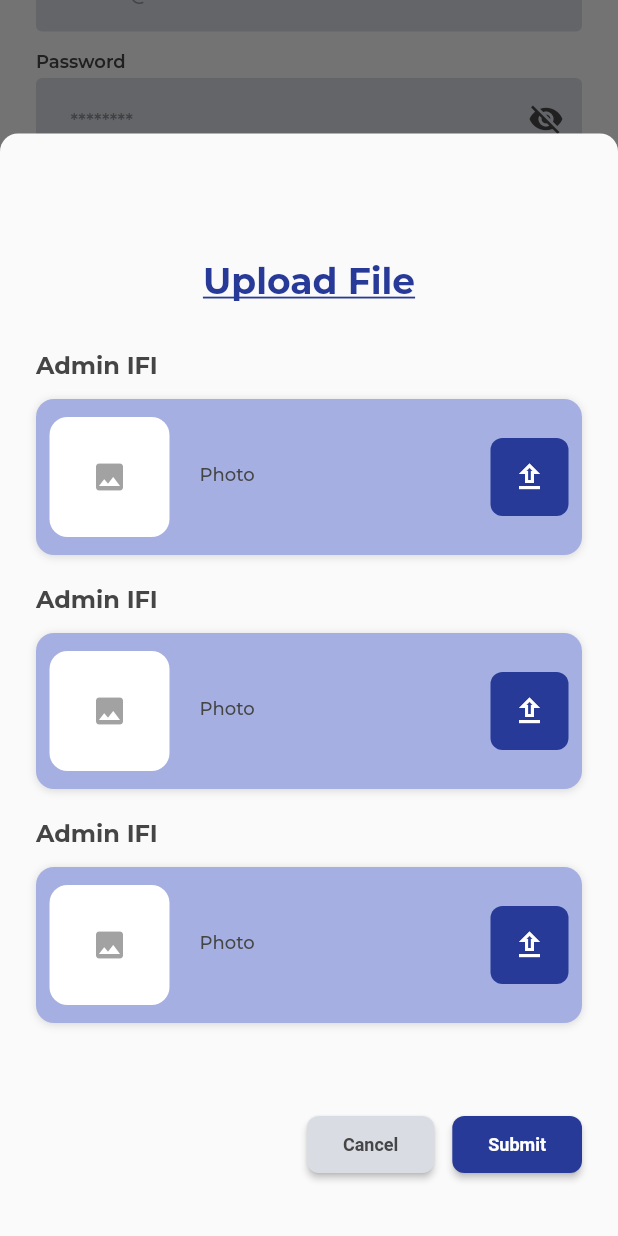
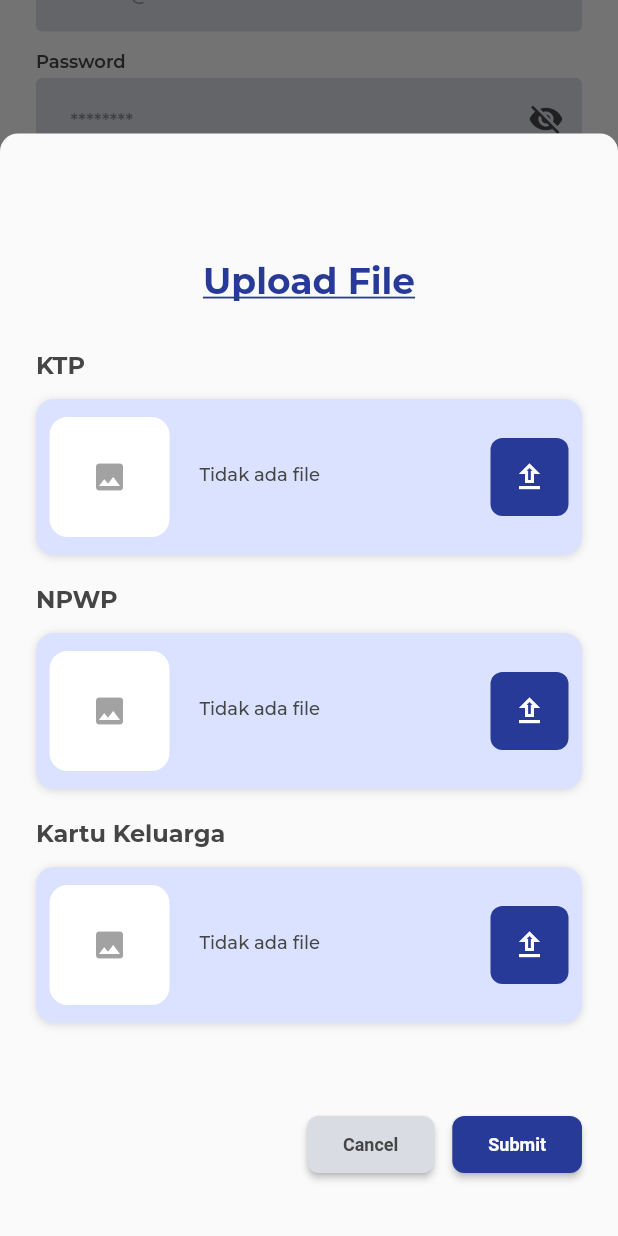
Before and after one commit to fadilmuh22/ifi_lms, a Flutter app: the screen it shows after launch, item 2 of the bottom bar chosen, scrolled down 576 dp, after a tap on "Unggah File Identitas", on a phone screen of 412 x 824 dp. Run offline on Flutter 3.47's test engine with Material 2 defaults, Android fonts, the phone set to English and light mode, and no system bars; our stand-ins replace dio, flutter_riverpod, flutter_slidable, syncfusion_flutter_calendar.

Commit message:
chore: updating/migrating flutter and packages to the newest

```diff
--- a/lib/main.dart
+++ b/lib/main.dart
@@ -29,11 +29,12 @@ class MyApp extends StatelessWidget {
         primarySwatch: Colors.blue,
         backgroundColor: ColorsUtil.background,
         textTheme: TextTheme(
-            labelMedium: TextStyle(
-          color: ColorsUtil.font,
-          fontSize: 12.0,
-          fontWeight: FontWeight.w600,
-        )),
+          labelMedium: TextStyle(
+            color: ColorsUtil.font,
+            fontSize: 12.0,
+            fontWeight: FontWeight.w600,
+          ),
+        ),
         inputDecorationTheme: InputDecorationTheme(
           alignLabelWithHint: false,
           floatingLabelBehavior: FloatingLabelBehavior.never,
@@ -126,7 +127,7 @@ class _HomeBottomNavState extends State<HomeBottomNav>
               actions: [
                 IconButton(
                   icon: const Icon(
-                    CustomIcons.setting_schedule,
+                    CustomIcons.settingSchedule,
                   ),
                   onPressed: () {},
                 ),
@@ -157,11 +158,6 @@ class _HomeBottomNavState extends State<HomeBottomNav>
               child: Container(
                 width: 60,
                 height: 60,
-                child: Icon(
-                  Icons.add,
-                  size: 32,
-                  color: Theme.of(context).colorScheme.onPrimary,
-                ),
                 decoration: const BoxDecoration(
                   shape: BoxShape.circle,
                   gradient: LinearGradient(
@@ -173,6 +169,11 @@ class _HomeBottomNavState extends State<HomeBottomNav>
                     end: Alignment(1, 1),
                     tileMode: TileMode.mirror,
                   ),
+                ),
+                child: Icon(
+                  Icons.add,
+                  size: 32,
+                  color: Theme.of(context).colorScheme.onPrimary,
                 ),
               ),
               onPressed: () {
--- a/lib/screens/classes_screen.dart
+++ b/lib/screens/classes_screen.dart
@@ -42,7 +42,7 @@ class _ClassesScreenState extends State<ClassesScreen>
               IconButton(
                 constraints: const BoxConstraints(),
                 icon: Icon(
-                  CustomIcons.setting_schedule,
+                  CustomIcons.settingSchedule,
                   color: Theme.of(context).colorScheme.primary,
                   size: 24,
                 ),
@@ -121,6 +121,8 @@ class _ClassesScreenState extends State<ClassesScreen>
                 index: _selectedIndex,
                 children: <Widget>[
                   Visibility(
+                    maintainState: true,
+                    visible: _selectedIndex == 0,
                     child: Column(
                       children: [
                         _classListCard(context),
@@ -128,10 +130,10 @@ class _ClassesScreenState extends State<ClassesScreen>
                         _classListCard(context),
                       ],
                     ),
-                    maintainState: true,
-                    visible: _selectedIndex == 0,
                   ),
                   Visibility(
+                    maintainState: true,
+                    visible: _selectedIndex == 1,
                     child: Column(
                       children: [
                         const Text('Batchs'),
@@ -141,8 +143,6 @@ class _ClassesScreenState extends State<ClassesScreen>
                         _classListCard(context),
                       ],
                     ),
-                    maintainState: true,
-                    visible: _selectedIndex == 1,
                   ),
                 ],
               ),
--- a/lib/screens/dashboard_screen.dart
+++ b/lib/screens/dashboard_screen.dart
@@ -52,7 +52,7 @@ class _DashboardScreenState extends State<DashboardScreen> {
               );
             }),
             _crudMenuListTile(
-                context, CustomIcons.class_icon, 'Kelas', '12 Terdaftar', () {
+                context, CustomIcons.classIcon, 'Kelas', '12 Terdaftar', () {
               Navigator.push(
                 context,
                 MaterialPageRoute(builder: (context) => const ClassesScreen()),
@@ -138,13 +138,12 @@ class _DashboardScreenState extends State<DashboardScreen> {
             height: 20,
             child: ElevatedButton(
               onPressed: onPressed,
-              child: const Text('Lihat'),
               style: ElevatedButton.styleFrom(
                 shape: RoundedRectangleBorder(
                   borderRadius: BorderRadius.circular(21),
                 ),
+                backgroundColor: Theme.of(context).colorScheme.primary,
                 padding: const EdgeInsets.symmetric(horizontal: 9, vertical: 5),
-                primary: Theme.of(context).colorScheme.primary,
                 textStyle: TextStyle(
                   fontSize: 8,
                   fontWeight: FontWeight.bold,
@@ -152,6 +151,7 @@ class _DashboardScreenState extends State<DashboardScreen> {
                       Theme.of(context).colorScheme.onSurface.withOpacity(.5),
                 ),
               ),
+              child: const Text('Lihat'),
             ),
           )
         ],
@@ -165,16 +165,16 @@ class _DashboardScreenState extends State<DashboardScreen> {
       height: 36,
       child: ElevatedButton(
         onPressed: () {},
+        style: ElevatedButton.styleFrom(
+          foregroundColor: Theme.of(context).colorScheme.onSurface,
+          backgroundColor: Theme.of(context).colorScheme.background,
+          shape: const CircleBorder(),
+          padding: const EdgeInsets.all(6),
+        ),
         child: Icon(
           CustomIcons.notification,
           color: Theme.of(context).colorScheme.onBackground,
           size: 24,
-        ),
-        style: ElevatedButton.styleFrom(
-          shape: const CircleBorder(),
-          padding: const EdgeInsets.all(6),
-          primary: Theme.of(context).colorScheme.background,
-          onPrimary: Theme.of(context).colorScheme.onSurface,
         ),
       ),
     );
@@ -379,24 +379,24 @@ class _DashboardScreenState extends State<DashboardScreen> {
             height: 32,
             child: ElevatedButton(
               onPressed: () {},
-              child: const Text(
-                'Periksa',
-              ),
               style: ElevatedButton.styleFrom(
                 shape: RoundedRectangleBorder(
                   borderRadius: BorderRadius.circular(12),
                 ),
+                backgroundColor: Theme.of(context).colorScheme.tertiary,
                 padding: const EdgeInsets.symmetric(
                   vertical: 9,
                   horizontal: 29,
                 ),
-                primary: Theme.of(context).colorScheme.tertiary,
                 textStyle: TextStyle(
                   fontSize: 12,
                   fontWeight: FontWeight.bold,
                   color:
                       Theme.of(context).colorScheme.onSurface.withOpacity(.5),
                 ),
+              ),
+              child: const Text(
+                'Periksa',
               ),
             ),
           ),
--- a/lib/screens/profile_screen.dart
+++ b/lib/screens/profile_screen.dart
@@ -113,13 +113,12 @@ class _ProfileScreenState extends State<ProfileScreen> {
               height: 24,
               child: ElevatedButton(
                 onPressed: () {},
-                child: const Text('Edit'),
                 style: ElevatedButton.styleFrom(
                   shape: RoundedRectangleBorder(
                     borderRadius: BorderRadius.circular(21),
                   ),
+                  backgroundColor: Theme.of(context).colorScheme.primary,
                   padding: const EdgeInsets.symmetric(vertical: 5),
-                  primary: Theme.of(context).colorScheme.primary,
                   textStyle: TextStyle(
                     fontSize: 8,
                     fontWeight: FontWeight.bold,
@@ -127,6 +126,7 @@ class _ProfileScreenState extends State<ProfileScreen> {
                         Theme.of(context).colorScheme.onSurface.withOpacity(.5),
                   ),
                 ),
+                child: const Text('Edit'),
               ),
             )
           ],
@@ -412,6 +412,11 @@ class _ProfileScreenState extends State<ProfileScreen> {
                       onPressed: () {
                         uploadFileBottomSheet(context);
                       },
+                      style: TextButton.styleFrom(
+                        minimumSize: Size.zero,
+                        padding: EdgeInsets.zero,
+                        tapTargetSize: MaterialTapTargetSize.shrinkWrap,
+                      ),
                       child: Text(
                         'Unggah File Identitas',
                         style: TextStyle(
@@ -420,11 +425,6 @@ class _ProfileScreenState extends State<ProfileScreen> {
                           fontWeight: FontWeight.w600,
                           decoration: TextDecoration.underline,
                         ),
-                      ),
-                      style: TextButton.styleFrom(
-                        minimumSize: Size.zero,
-                        padding: EdgeInsets.zero,
-                        tapTargetSize: MaterialTapTargetSize.shrinkWrap,
                       ),
                     ),
                   )
@@ -474,9 +474,9 @@ dynamic uploadFileBottomSheet(BuildContext context) {
                 ),
               ),
               const SizedBox(height: 32),
-              _uploadFileCard(context),
-              _uploadFileCard(context),
-              _uploadFileCard(context),
+              _uploadFileCard(context, 'KTP'),
+              _uploadFileCard(context, 'NPWP'),
+              _uploadFileCard(context, 'Kartu Keluarga'),
               const SizedBox(height: 42),
               Row(
                 mainAxisAlignment: MainAxisAlignment.end,
@@ -499,25 +499,25 @@ ElevatedButton cancelButton(BuildContext context) {
     onPressed: () {
       Navigator.pop(context);
     },
-    child: Text(
-      'Cancel',
-      style: TextStyle(
-        color: ColorsUtil.font,
-      ),
-    ),
     style: ElevatedButton.styleFrom(
       shape: RoundedRectangleBorder(
         borderRadius: BorderRadius.circular(8),
       ),
+      backgroundColor: ColorsUtil.gray,
       padding: const EdgeInsets.symmetric(
         vertical: 12,
         horizontal: 24,
       ),
       tapTargetSize: MaterialTapTargetSize.shrinkWrap,
-      primary: ColorsUtil.gray,
       textStyle: TextStyle(
         fontSize: 12,
         fontWeight: FontWeight.bold,
+        color: ColorsUtil.font,
+      ),
+    ),
+    child: Text(
+      'Cancel',
+      style: TextStyle(
         color: ColorsUtil.font,
       ),
     ),
@@ -527,34 +527,34 @@ ElevatedButton cancelButton(BuildContext context) {
 ElevatedButton submitButton(BuildContext context) {
   return ElevatedButton(
     onPressed: () {},
-    child: const Text('Submit'),
     style: ElevatedButton.styleFrom(
       shape: RoundedRectangleBorder(
         borderRadius: BorderRadius.circular(8),
       ),
+      backgroundColor: Theme.of(context).colorScheme.primary,
       padding: const EdgeInsets.symmetric(
         vertical: 12,
         horizontal: 24,
       ),
       tapTargetSize: MaterialTapTargetSize.shrinkWrap,
-      primary: Theme.of(context).colorScheme.primary,
       textStyle: TextStyle(
         fontSize: 12,
         fontWeight: FontWeight.bold,
         color: Theme.of(context).colorScheme.onPrimary,
       ),
     ),
+    child: const Text('Submit'),
   );
 }
 
-Widget _uploadFileCard(BuildContext context) {
+Widget _uploadFileCard(BuildContext context, String fileTitle) {
   return Container(
     margin: const EdgeInsets.only(bottom: 20),
     child: Column(
       crossAxisAlignment: CrossAxisAlignment.start,
       children: [
         Text(
-          'Admin IFI',
+          fileTitle,
           style: TextStyle(
             fontSize: 16,
             fontWeight: FontWeight.bold,
@@ -565,7 +565,7 @@ Widget _uploadFileCard(BuildContext context) {
         Container(
           padding: const EdgeInsets.symmetric(horizontal: 9, vertical: 12),
           decoration: BoxDecoration(
-            color: Theme.of(context).colorScheme.inversePrimary,
+            color: Theme.of(context).colorScheme.secondary,
             borderRadius: BorderRadius.circular(12),
             boxShadow: [
               BoxShadow(
@@ -600,7 +600,7 @@ Widget _uploadFileCard(BuildContext context) {
                     crossAxisAlignment: CrossAxisAlignment.start,
                     children: [
                       Text(
-                        'Photo',
+                        'Tidak ada file',
                         style: TextStyle(
                           color: Theme.of(context).colorScheme.onBackground,
                           fontSize: 12,
--- a/lib/screens/users_screen.dart
+++ b/lib/screens/users_screen.dart
@@ -75,11 +75,6 @@ class _UsersScreenState extends State<UsersScreen> {
                         child: Container(
                           width: 40,
                           height: 40,
-                          child: Icon(
-                            Icons.add,
-                            size: 24,
-                            color: Theme.of(context).colorScheme.onPrimary,
-                          ),
                           decoration: const BoxDecoration(
                             shape: BoxShape.circle,
                             gradient: LinearGradient(
@@ -91,6 +86,11 @@ class _UsersScreenState extends State<UsersScreen> {
                               end: Alignment(1, 1),
                               tileMode: TileMode.mirror,
                             ),
+                          ),
+                          child: Icon(
+                            Icons.add,
+                            size: 24,
+                            color: Theme.of(context).colorScheme.onPrimary,
                           ),
                         ),
                       ),
--- a/lib/util/custom_buttons.dart
+++ b/lib/util/custom_buttons.dart
@@ -6,25 +6,25 @@ ElevatedButton cancelButton(BuildContext context) {
     onPressed: () {
       Navigator.pop(context);
     },
-    child: Text(
-      'Cancel',
-      style: TextStyle(
-        color: ColorsUtil.font,
-      ),
-    ),
     style: ElevatedButton.styleFrom(
       shape: RoundedRectangleBorder(
         borderRadius: BorderRadius.circular(8),
       ),
+      backgroundColor: ColorsUtil.gray,
       padding: const EdgeInsets.symmetric(
         vertical: 12,
         horizontal: 24,
       ),
       tapTargetSize: MaterialTapTargetSize.shrinkWrap,
-      primary: ColorsUtil.gray,
       textStyle: TextStyle(
         fontSize: 12,
         fontWeight: FontWeight.bold,
+        color: ColorsUtil.font,
+      ),
+    ),
+    child: Text(
+      'Cancel',
+      style: TextStyle(
         color: ColorsUtil.font,
       ),
     ),
@@ -34,22 +34,22 @@ ElevatedButton cancelButton(BuildContext context) {
 ElevatedButton submitButton(BuildContext context) {
   return ElevatedButton(
     onPressed: () {},
-    child: const Text('Submit'),
     style: ElevatedButton.styleFrom(
       shape: RoundedRectangleBorder(
         borderRadius: BorderRadius.circular(8),
       ),
+      backgroundColor: Theme.of(context).colorScheme.primary,
       padding: const EdgeInsets.symmetric(
         vertical: 12,
         horizontal: 24,
       ),
       tapTargetSize: MaterialTapTargetSize.shrinkWrap,
-      primary: Theme.of(context).colorScheme.primary,
       textStyle: TextStyle(
         fontSize: 12,
         fontWeight: FontWeight.bold,
         color: Theme.of(context).colorScheme.onPrimary,
       ),
     ),
+    child: const Text('Submit'),
   );
 }
--- a/lib/util/custom_icons.dart
+++ b/lib/util/custom_icons.dart
@@ -23,7 +23,7 @@ class CustomIcons {
 
   static const IconData calendar =
       IconData(0xe800, fontFamily: _kFontFam, fontPackage: _kFontPkg);
-  static const IconData class_icon =
+  static const IconData classIcon =
       IconData(0xe801, fontFamily: _kFontFam, fontPackage: _kFontPkg);
   static const IconData edit =
       IconData(0xe802, fontFamily: _kFontFam, fontPackage: _kFontPkg);
@@ -35,9 +35,9 @@ class CustomIcons {
       IconData(0xe805, fontFamily: _kFontFam, fontPackage: _kFontPkg);
   static const IconData person =
       IconData(0xe806, fontFamily: _kFontFam, fontPackage: _kFontPkg);
-  static const IconData setting_alt =
+  static const IconData settingAlt =
       IconData(0xe807, fontFamily: _kFontFam, fontPackage: _kFontPkg);
-  static const IconData setting_schedule =
+  static const IconData settingSchedule =
       IconData(0xe808, fontFamily: _kFontFam, fontPackage: _kFontPkg);
   static const IconData timer =
       IconData(0xe80a, fontFamily: _kFontFam, fontPackage: _kFontPkg);
```
Also changed, not shown: pubspec.yaml (+7 -7 lines), pubspec.lock, 1 other file.
